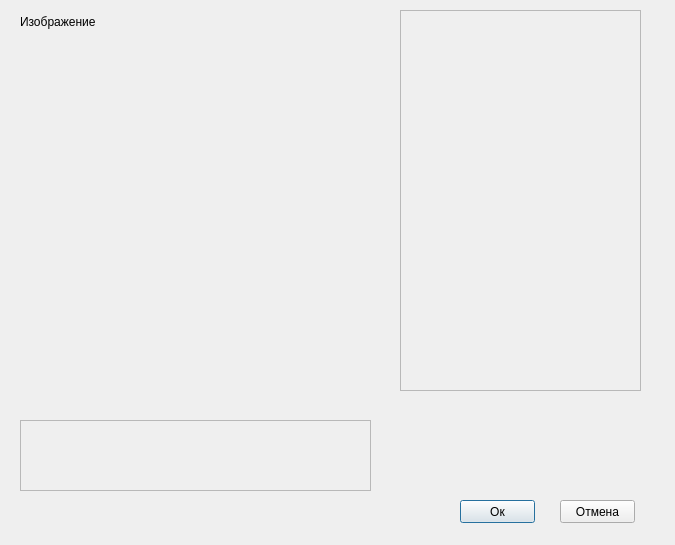
First picture: the form in make_img_window.ui, repository shm0nya/Lipilin-s-game, before the edit.
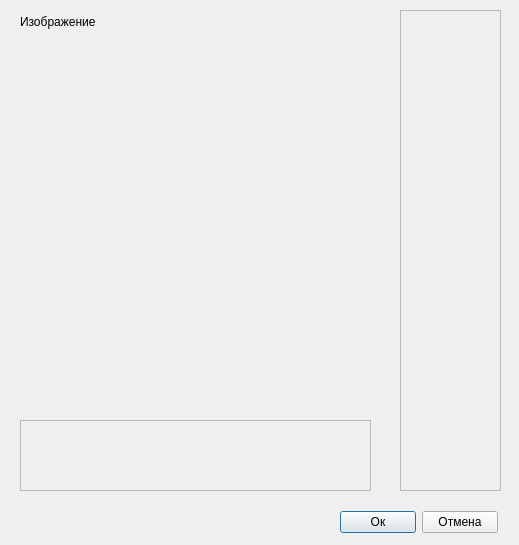
Second picture: the form after the edit.

The edit to the form file:
```diff
--- a/make_img_window.ui
+++ b/make_img_window.ui
@@ -6,10 +6,22 @@
    <rect>
     <x>0</x>
     <y>0</y>
-    <width>675</width>
+    <width>519</width>
     <height>545</height>
    </rect>
   </property>
+  <property name="minimumSize">
+   <size>
+    <width>519</width>
+    <height>545</height>
+   </size>
+  </property>
+  <property name="maximumSize">
+   <size>
+    <width>519</width>
+    <height>545</height>
+   </size>
+  </property>
   <property name="windowTitle">
    <string>Dialog</string>
   </property>
@@ -18,8 +30,8 @@
     <rect>
      <x>400</x>
      <y>10</y>
-     <width>241</width>
-     <height>381</height>
+     <width>101</width>
+     <height>481</height>
     </rect>
    </property>
    <property name="widgetResizable">
@@ -30,8 +42,8 @@
      <rect>
       <x>0</x>
       <y>0</y>
-      <width>239</width>
-      <height>379</height>
+      <width>99</width>
+      <height>479</height>
      </rect>
     </property>
    </widget>
@@ -59,33 +71,7 @@
     </property>
    </widget>
   </widget>
-  <widget class="QPushButton" name="button_ok">
-   <property name="geometry">
-    <rect>
-     <x>460</x>
-     <y>500</y>
-     <width>75</width>
-     <height>23</height>
-    </rect>
-   </property>
-   <property name="text">
-    <string>Ок</string>
-   </property>
-  </widget>
-  <widget class="QPushButton" name="button_cancel">
-   <property name="geometry">
-    <rect>
-     <x>560</x>
-     <y>500</y>
-     <width>75</width>
-     <height>23</height>
-    </rect>
-   </property>
-   <property name="text">
-    <string>Отмена</string>
-   </property>
-  </widget>
-  <widget class="QWidget" name="">
+  <widget class="QWidget" name="layoutWidget">
    <property name="geometry">
     <rect>
      <x>20</x>
@@ -134,6 +120,32 @@
     </item>
    </layout>
   </widget>
+  <widget class="QWidget" name="layoutWidget">
+   <property name="geometry">
+    <rect>
+     <x>340</x>
+     <y>510</y>
+     <width>158</width>
+     <height>25</height>
+    </rect>
+   </property>
+   <layout class="QHBoxLayout" name="componate_buttons">
+    <item>
+     <widget class="QPushButton" name="button_ok">
+      <property name="text">
+       <string>Ок</string>
+      </property>
+     </widget>
+    </item>
+    <item>
+     <widget class="QPushButton" name="button_cancel">
+      <property name="text">
+       <string>Отмена</string>
+      </property>
+     </widget>
+    </item>
+   </layout>
+  </widget>
  </widget>
  <resources/>
  <connections/>
```
Left out of the diff: 6 changed lines with no effect on the pictures.
